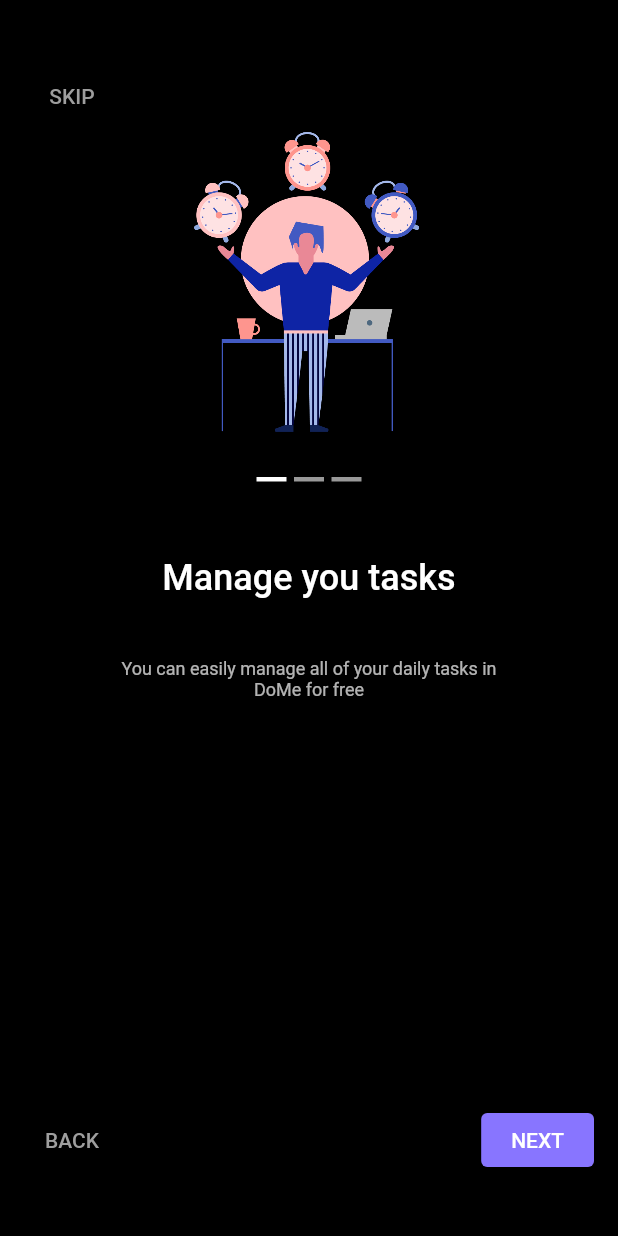
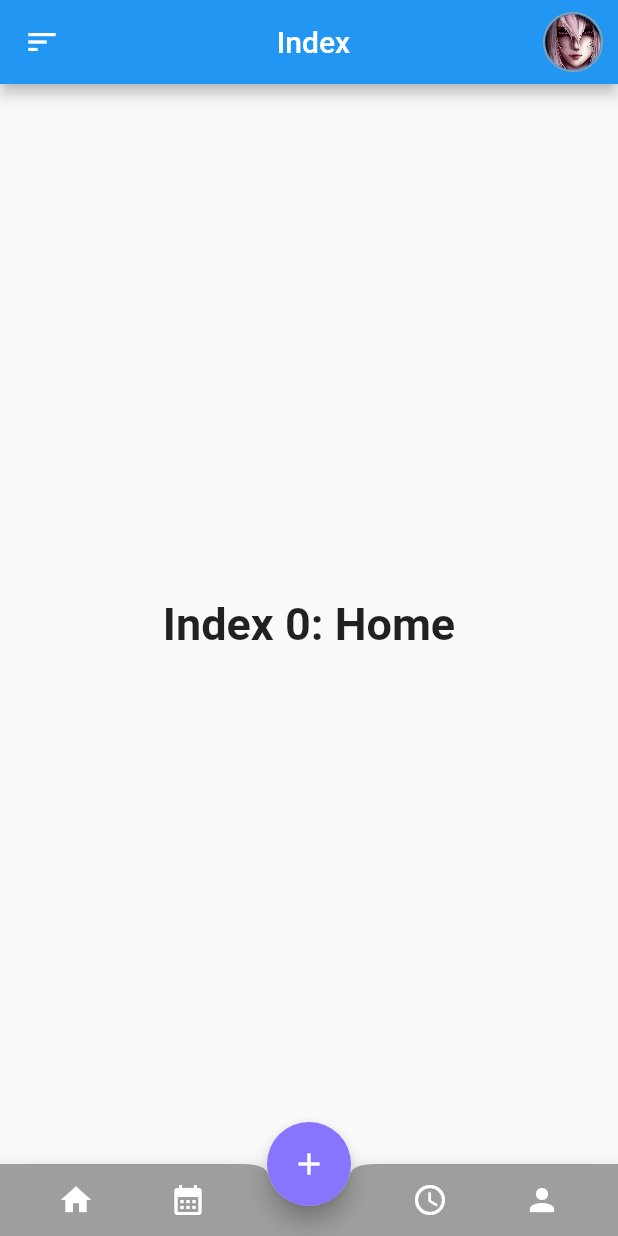
Before and after one commit to luongtsu/Flutter_demo_todo_list, a Flutter app: the screen it shows after launch, on a phone screen of 412 x 824 dp. Run offline on Flutter 3.47's test engine with Material 2 defaults, Android fonts, the phone set to English and light mode, and no system bars.

Commit message:
add home screen

```diff
--- /dev/null
+++ b/lib/features/home/home_screen.dart
@@ -0,0 +1,123 @@
+import 'package:flutter/material.dart';
+import 'package:flutter_login_homwork3/models/onboard_entry.dart';
+import 'package:flutter_login_homwork3/utils/constant.dart';
+import 'package:flutter_login_homwork3/gen/assets.gen.dart';
+
+class HomeScreen extends StatefulWidget {
+  const HomeScreen({Key? key}) : super(key: key);
+
+  @override
+  State<HomeScreen> createState() => _HomeScreenState();
+}
+
+class _HomeScreenState extends State<HomeScreen> {
+
+  int _selectedIndex = 0;
+  static const TextStyle optionStyle = TextStyle(
+    fontSize: 30,
+    fontWeight: FontWeight.bold
+  );
+
+  static const List<Widget> _widgetOptions = <Widget>[
+    Text(
+      'Index 0: Home',
+      style: optionStyle,
+    ),
+    Text(
+      'Index 1: Business',
+      style: optionStyle,
+    ),
+    Text(
+      'Index 1: Business',
+      style: optionStyle,
+    ),
+    Text(
+      'Index 2: School',
+      style: optionStyle,
+    ),
+    Text(
+      'Index 3: Settings',
+      style: optionStyle,
+    ),
+  ];
+
+  void _onItemTapped(int index) {
+    setState(() {
+      _selectedIndex = index;
+    });
+  }
+
+  @override
+  Widget build(BuildContext context) {
+    return Scaffold(
+      appBar: AppBar(
+        title: SizedBox(
+          width: double.infinity,
+          child: Text('Index', textAlign: TextAlign.center,),
+        ),
+        leading: IconButton(
+          onPressed: () {
+            // TODO: do smthing
+          },
+          icon: Icon(Icons.sort),
+        ),
+        actions: [
+          GestureDetector(
+            onTap: () {
+              // TODO: do smthing
+            },
+            child: SizedBox(
+              width: 40,
+              height: 40,
+              child: Align(
+                alignment: Alignment.center,
+                child: Container(
+                  padding: EdgeInsets.all(0.5),
+                  decoration: BoxDecoration(
+                    borderRadius: BorderRadius.circular(20),
+                    border: Border.all(color: Colors.grey),
+                  ),
+                  child: ClipRRect(
+                    borderRadius: BorderRadius.circular(20),
+                    child: Assets.images.whitehair.image(),
+                  ),
+                ),
+              ),
+            ),
+          ),
+          SizedBox(width: 10,),
+        ],
+      ),
+      body: Center(
+        child: _widgetOptions.elementAt(_selectedIndex),
+      ),
+      floatingActionButton: FloatingActionButton(
+        onPressed: () {
+          // TODO: smthing
+        },
+        child: Icon(Icons.add),
+        backgroundColor: Constant.purple,//icon inside button
+      ),
+
+      floatingActionButtonLocation: FloatingActionButtonLocation.centerDocked,
+      //floating action button position to center
+
+      bottomNavigationBar: BottomAppBar( //bottom navigation bar on scaffold
+        color:Colors.grey,
+        shape: CircularNotchedRectangle(), //shape of notch
+        notchMargin: 0, //notche margin between floating button and bottom appbar
+        child: Row( //children inside bottom appbar
+          mainAxisSize: MainAxisSize.max,
+          mainAxisAlignment: MainAxisAlignment.spaceEvenly,
+          children: <Widget>[
+            IconButton(icon: Icon(Icons.home, color: Colors.white, ), onPressed: () { _onItemTapped(0);},),
+            IconButton(icon: Icon(Icons.calendar_month, color: Colors.white,), onPressed: () {_onItemTapped(1);},),
+            SizedBox(width: 60,),
+            IconButton(icon: Icon(Icons.access_time_outlined, color: Colors.white,), onPressed: () { _onItemTapped(2);},),
+            IconButton(icon: Icon(Icons.person, color: Colors.white,), onPressed: () { _onItemTapped(3);},),
+          ],
+        ),
+      ),
+    );
+  }
+}
--- a/lib/features/onboard/onboard_screen.dart
+++ b/lib/features/intro/onboard_screen.dart
@@ -50,32 +50,35 @@ class _OnboardScreenState extends State<OnboardScreen> {
                 Spacer(),
               ],
             ),
-            Center(
-              child: SizedBox(
-                width: 200,
-                height: 200,
+            Expanded(
+              flex: 1,
+              child: Center(
+
+                child: Padding(
+                  padding: EdgeInsets.all(20),
                   child: _entries[_currentIndex].displayImage,
                 ),
               ),
+            ),
             Padding(
-              padding: EdgeInsets.all(30),
+              padding: EdgeInsets.all(10),
               child: SizedBox(
                 height: 3,
                 child: Row(
                   children: [
                     Spacer(),
                     Container(
-                      width: 20,
+                      width: 16,
                       color: _currentIndex == 0 ? Colors.white : Colors.white60,
                     ),
-                    SizedBox(width: 5),
+                    SizedBox(width: 10),
                     Container(
-                      width: 20,
+                      width: 16,
                       color: _currentIndex == 1 ? Colors.white : Colors.white60,
                     ),
-                    SizedBox(width: 5),
+                    SizedBox(width: 10),
                     Container(
-                      width: 20,
+                      width: 16,
                       color: _currentIndex == 2 ? Colors.white : Colors.white60,
                     ),
                     Spacer(),
@@ -83,6 +86,10 @@ class _OnboardScreenState extends State<OnboardScreen> {
                 ),
               ),
             ),
+            Expanded(
+                flex: 1,
+                child: Column(
+                  children: [
                     Padding(
                       padding: EdgeInsets.all(20),
                       child:  Text(_entries[_currentIndex].title, style: TextStyle(fontSize: 24, fontWeight: FontWeight.w500, color: Colors.white),),
@@ -92,6 +99,9 @@ class _OnboardScreenState extends State<OnboardScreen> {
                       child:  Text(_entries[_currentIndex].description, style: TextStyle(fontSize: 12, fontWeight: FontWeight.normal, color: Colors.white70,), textAlign: TextAlign.center,),
                     ),
                     Spacer(),
+                  ],
+                ),
+            ),
             Row(
               children: [
                 TextButton(
@@ -110,7 +120,6 @@ class _OnboardScreenState extends State<OnboardScreen> {
                   ),
                   onPressed: () {
                     showNext();
-                    print("$_currentIndex");
                   },
                   child: const Text('NEXT'),
                 ),
--- a/lib/main.dart
+++ b/lib/main.dart
@@ -1,8 +1,10 @@
 import 'package:flutter/material.dart';
 import 'package:flutter_login_homwork3/sign_in_screen.dart';
 
+import 'features/home/home_screen.dart';
 import 'features/intro/intro_screen.dart';
-import 'features/onboard/onboard_screen.dart';
+import 'features/intro/onboard_screen.dart';
+import 'features/intro/start_screen.dart';
 
 void main() {
   runApp(const MyApp());
@@ -19,7 +21,7 @@ class MyApp extends StatelessWidget {
       theme: ThemeData(
         primarySwatch: Colors.blue,
       ),
-      home: const OnboardScreen(),
+      home: const HomeScreen(),
     );
   }
 }
--- a/lib/models/onboard_entry.dart
+++ b/lib/models/onboard_entry.dart
@@ -11,6 +11,6 @@ class OnboardEntry {
   static List<OnboardEntry> defaultEntries = [
     OnboardEntry(Assets.images.manageTask.image(), "Manage you tasks", "You can easily manage all of your daily tasks in DoMe for free"),
     OnboardEntry(Assets.images.dailyRoutine.image(), "Create daily routine", "In Uptodo  you can create your personalized routine to stay productive"),
-    OnboardEntry(Assets.images.organizeTask.image(), "Orgonaize your tasks", "You can organize your daily tasks by adding your tasks into separate categories"),
+    OnboardEntry(Assets.images.organizeTask.image(), "Organize your tasks", "You can organize your daily tasks by adding your tasks into separate categories"),
   ];
 }
```
Also changed, not shown: lib/features/intro/start_screen.dart (added, +111 -0 lines). Lines whose indentation alone changed are shown as unchanged.
